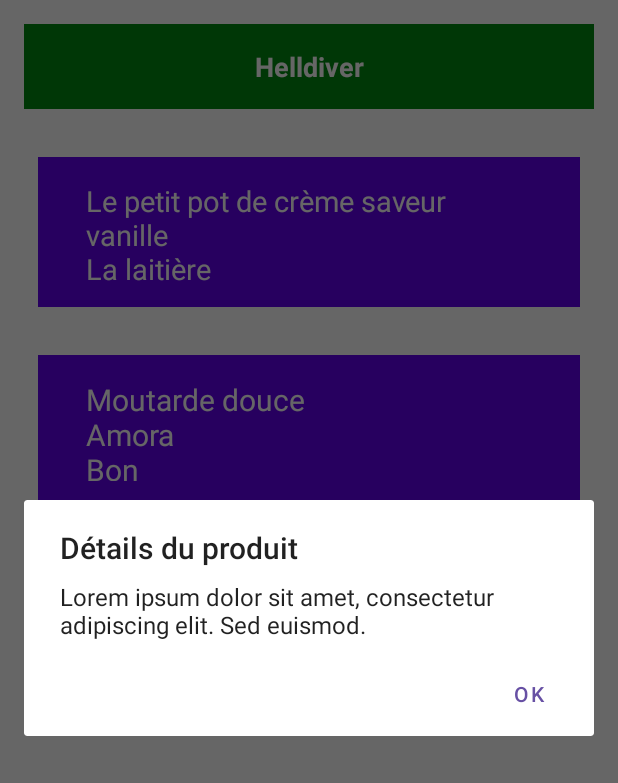
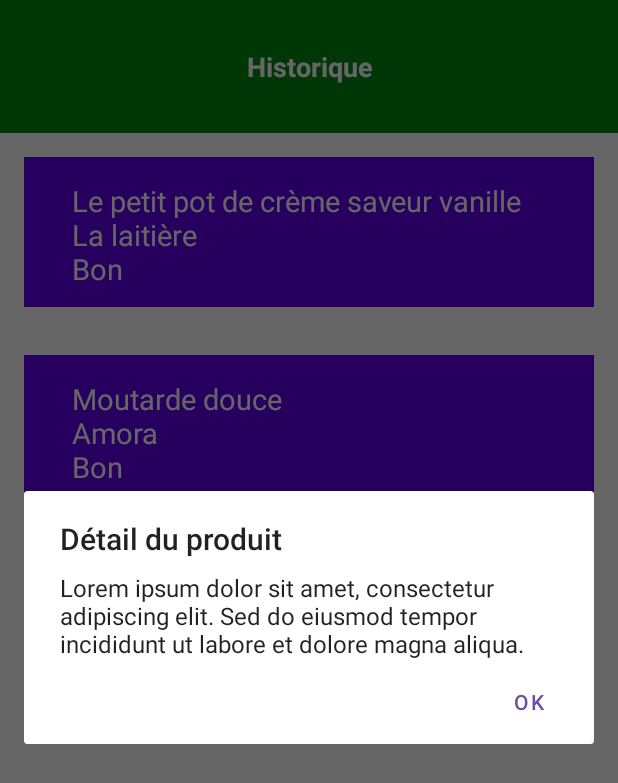
Before and after one commit to SaadaLaura/UpcyclingScore, an Android app: the screen it shows after launch (MainActivity), after a tap on an icon or button, on a phone screen of 412 x 824 dp. Shown: the top 783 px of the screen. Run offline under Robolectric (Android 15) with nearby library versions, the phone set to English and light mode, and no system bars.

Commit message:
Ajout de la suppression + détail produit + cas si la liste des produits est vide

```diff
--- /dev/null
+++ b/app/src/main/java/com/upcycling/ElementProduits.java
@@ -0,0 +1,52 @@
+package com.upcycling;
+
+import android.os.Bundle;
+import androidx.fragment.app.Fragment;
+import android.widget.TextView;
+import android.view.LayoutInflater;
+import android.view.View;
+import android.widget.CheckBox;
+import android.view.ViewGroup;
+
+
+public class ElementProduits extends Fragment {
+
+    private static final String ARG_PROD = "produit";
+
+    private Produits produit;
+
+    public ElementProduits() {
+        // Required empty public constructor
+    }
+
+    public static ElementProduits newInstance(Produits produit) {
+        ElementProduits fragment = new ElementProduits();
+        Bundle args = new Bundle();
+        args.putSerializable(ARG_PROD, produit);
+        fragment.setArguments(args);
+        return fragment;
+    }
+
+    @Override
+    public void onCreate(Bundle savedInstanceState) {
+        super.onCreate(savedInstanceState);
+        if (getArguments() != null) {
+            produit = (Produits) getArguments().getSerializable(ARG_PROD);
+        }
+    }
+
+   @Override
+    public View onCreateView(LayoutInflater inflater, ViewGroup container,
+                             Bundle savedInstanceState) {
+        // Inflate the layout for this fragment
+        View view = inflater.inflate(R.layout.fragment_element_produits, container, false);
+
+        TextView textView = view.findViewById(R.id.produit_text);
+        textView.setText(produit.getNom() + "\n" + produit.getMarque() + "\n" + produit.getScore());
+
+        CheckBox checkBox = view.findViewById(R.id.checkbox);
+
+        return view;
+    }
+
+}
--- a/app/src/main/java/com/upcycling/Historique.java
+++ b/app/src/main/java/com/upcycling/Historique.java
@@ -1,43 +1,76 @@
 package com.upcycling;
 
-import android.app.AlertDialog;
-import android.content.DialogInterface;
 import android.os.Bundle;
 import android.view.LayoutInflater;
 import android.view.View;
 import android.view.ViewGroup;
+import android.widget.Button;
+import androidx.recyclerview.widget.LinearLayoutManager;
+import androidx.recyclerview.widget.RecyclerView;
+import android.app.AlertDialog;
+import java.util.ArrayList;
+import java.util.List;
+import androidx.fragment.app.Fragment;
+import android.view.KeyEvent;
 import android.widget.TextView;
-
-import androidx.fragment.app.Fragment;
 
 public class Historique extends Fragment {
 
-    // ...
-
+    private RecyclerView recyclerView;
+    private ProduitsAdapter adapter;
+    private Button deleteButton;
     @Override
-    public View onCreateView(LayoutInflater inflater, ViewGroup container,
-                             Bundle savedInstanceState) {
+    public View onCreateView(LayoutInflater inflater, ViewGroup container, Bundle savedInstanceState) {
         // Inflate the layout for this fragment
         View view = inflater.inflate(R.layout.fragment_historique, container, false);
-
-        TextView produit1 = view.findViewById(R.id.Produit1);
-        TextView produit2 = view.findViewById(R.id.Produit2);
-        TextView produit3 = view.findViewById(R.id.Produit3);
-
-        View.OnClickListener listener = new View.OnClickListener() {
+        deleteButton = view.findViewById(R.id.delete_button);
+        deleteButton.setOnClickListener(new View.OnClickListener() {
             @Override
             public void onClick(View v) {
                 new AlertDialog.Builder(getContext())
-                        .setTitle("Détails du produit")
-                        .setMessage("Lorem ipsum dolor sit amet, consectetur adipiscing elit. Sed euismod.")
+                        .setTitle("Confirmation")
+                        .setMessage("Ligne supprimé")
                         .setPositiveButton(android.R.string.ok, null)
                         .show();
             }
-        };
+        });
 
-        produit1.setOnClickListener(listener);
-        produit2.setOnClickListener(listener);
-        produit3.setOnClickListener(listener);
+        // Create instances of Produits
+        List<Produits> produitsList = new ArrayList<>();
+
+        produitsList.add(new Produits("Le petit pot de crème saveur vanille", "La laitière", "Bon"));
+        produitsList.add(new Produits("Moutarde douce", "Amora", "Bon"));
+        produitsList.add(new Produits("Eau minérale gazeuse naturelle", "Perrier", "Bon"));
+        // Check if the list is empty
+        TextView emptyListMessage = view.findViewById(R.id.empty_list_message);
+        if (produitsList.isEmpty()) {
+            emptyListMessage.setVisibility(View.VISIBLE);
+        } else {
+            emptyListMessage.setVisibility(View.GONE);
+        }
+
+        // Initialize the RecyclerView and its adapter
+        recyclerView = view.findViewById(R.id.produits_container);
+        adapter = new ProduitsAdapter(produitsList, deleteButton);
+        recyclerView.setLayoutManager(new LinearLayoutManager(getContext()));
+        recyclerView.setAdapter(adapter);
+
+        view.setFocusableInTouchMode(true);
+        view.requestFocus();
+        view.setOnKeyListener(new View.OnKeyListener() {
+            @Override
+            public boolean onKey(View v, int keyCode, KeyEvent event) {
+                if (keyCode == KeyEvent.KEYCODE_BACK && event.getAction() == KeyEvent.ACTION_UP) {
+                    if (deleteButton.getVisibility() == View.VISIBLE) {
+                        // Disable selection mode
+                        deleteButton.setVisibility(View.GONE);
+                        adapter.disableSelection();
+                        return true; // This key event has been handled
+                    }
+                }
+                return false; // This key event has not been handled
+            }
+        });
 
         return view;
     }
--- a/app/src/main/java/com/upcycling/MainActivity.java
+++ b/app/src/main/java/com/upcycling/MainActivity.java
@@ -11,6 +11,7 @@
 import androidx.fragment.app.FragmentTransaction;
 
 public class MainActivity extends AppCompatActivity {
+
 
     @Override
     protected void onCreate(Bundle savedInstanceState) {
--- /dev/null
+++ b/app/src/main/java/com/upcycling/Produits.java
@@ -0,0 +1,37 @@
+package com.upcycling;
+
+
+import java.io.Serializable;
+
+public class Produits implements Serializable {
+    private boolean showCheckBox;
+    private String nom;
+    private String marque;
+    private String score;
+
+    public Produits(String nom, String marque, String score) {
+        this.nom = nom;
+        this.marque = marque;
+        this.score = score;
+    }
+
+    public boolean isShowCheckBox() {
+        return showCheckBox;
+    }
+
+    public void setShowCheckBox(boolean showCheckBox) {
+        this.showCheckBox = showCheckBox;
+    }
+
+    public String getNom() {
+        return nom;
+    }
+
+    public String getMarque() {
+        return marque;
+    }
+
+    public String getScore() {
+        return score;
+    }
+}
--- /dev/null
+++ b/app/src/main/java/com/upcycling/ProduitsAdapter.java
@@ -0,0 +1,94 @@
+package com.upcycling;
+
+import android.view.LayoutInflater;
+import android.view.View;
+import android.view.ViewGroup;
+import android.widget.CheckBox;
+import android.widget.Button;
+import androidx.recyclerview.widget.RecyclerView;
+import android.widget.TextView;
+import java.util.List;
+import android.app.AlertDialog;
+import android.content.DialogInterface;
+
+
+public class ProduitsAdapter extends RecyclerView.Adapter<ProduitsAdapter.ViewHolder> {
+
+    private List<Produits> produitsList;
+    private Button deleteButton;
+
+    public class ViewHolder extends RecyclerView.ViewHolder {
+        public TextView produitText;
+        public CheckBox checkBox;
+
+        public ViewHolder(View view) {
+            super(view);
+            produitText = view.findViewById(R.id.produit_text);
+            checkBox = view.findViewById(R.id.checkbox);
+        }
+    }
+
+    public ProduitsAdapter(List<Produits> produitsList, Button deleteButton) {
+        this.produitsList = produitsList;
+        this.deleteButton = deleteButton;
+    }
+
+    @Override
+    public ViewHolder onCreateViewHolder(ViewGroup parent, int viewType) {
+        View itemView = LayoutInflater.from(parent.getContext())
+                .inflate(R.layout.fragment_element_produits, parent, false);
+
+        return new ViewHolder(itemView);
+    }
+
+   @Override
+    public void onBindViewHolder(ViewHolder holder, int position) {
+        Produits produit = produitsList.get(position);
+        holder.produitText.setText(produit.getNom() + "\n" + produit.getMarque() + "\n" + produit.getScore());
+
+        // Set the visibility of the CheckBox based on the showCheckBox field of the product
+        holder.checkBox.setVisibility(produit.isShowCheckBox() ? View.VISIBLE : View.GONE);
+
+        // Set an OnClickListener on the TextView
+        holder.produitText.setOnClickListener(new View.OnClickListener() {
+            @Override
+            public void onClick(View v) {
+                // Display product details
+                AlertDialog.Builder builder = new AlertDialog.Builder(v.getContext());
+                builder.setTitle("Détail du produit");
+                builder.setMessage("Lorem ipsum dolor sit amet, consectetur adipiscing elit. Sed do eiusmod tempor incididunt ut labore et dolore magna aliqua.");
+                builder.setPositiveButton("OK", null);
+                AlertDialog dialog = builder.create();
+                dialog.show();
+            }
+        });
+
+        // Set an OnLongClickListener on the TextView
+        holder.produitText.setOnLongClickListener(new View.OnLongClickListener() {
+            @Override
+            public boolean onLongClick(View v) {
+                // Set the showCheckBox field to true for all products
+                for (Produits p : produitsList) {
+                    p.setShowCheckBox(true);
+                }
+
+                // Notify the adapter that the data has changed
+                notifyDataSetChanged();
+
+                // Make the delete button visible
+                deleteButton.setVisibility(View.VISIBLE);
+                return true;
+            }
+        });
+    }
+    public void disableSelection() {
+        for (Produits produit : produitsList) {
+            produit.setShowCheckBox(false);
+        }
+        notifyDataSetChanged();
+    }
+    @Override
+    public int getItemCount() {
+        return produitsList.size();
+    }
+}
--- /dev/null
+++ b/app/src/main/res/layout/fragment_element_produits.xml
@@ -0,0 +1,27 @@
+<LinearLayout xmlns:android="http://schemas.android.com/apk/res/android"
+    xmlns:tools="http://schemas.android.com/tools"
+    android:layout_width="match_parent"
+    android:layout_height="wrap_content"
+    android:orientation="horizontal"
+    tools:context=".ElementProduits">
+
+    <CheckBox
+        android:id="@+id/checkbox"
+        android:layout_width="wrap_content"
+        android:layout_height="wrap_content"
+        android:visibility="gone" />
+
+    <TextView
+        android:id="@+id/produit_text"
+        android:layout_width="0dp"
+        android:layout_height="100dp"
+        android:layout_weight="1"
+        android:layout_margin="16dp"
+        android:paddingVertical="16dp"
+        android:paddingHorizontal="32dp"
+        android:textSize="19sp"
+        android:textColor="@color/white"
+        android:background="#6200EE"
+        android:clickable="true" />
+
+</LinearLayout>
--- a/app/src/main/res/layout/fragment_historique.xml
+++ b/app/src/main/res/layout/fragment_historique.xml
@@ -8,66 +8,56 @@
     android:background="@color/white"
     android:gravity="center_horizontal">
 
+    <RelativeLayout
+        android:layout_width="match_parent"
+        android:layout_height="wrap_content"
+        android:background="#008910">
+
         <TextView
             android:id="@+id/bandeau"
-        android:layout_width="match_parent"
+            android:layout_width="wrap_content"
             android:layout_height="wrap_content"
+            android:layout_centerInParent="true"
             android:layout_margin="16dp"
             android:padding="16dp"
-        android:background="#008910"
             android:gravity="center"
             android:textColor="@color/white"
             android:textSize="18sp"
             android:textStyle="bold"
-        android:text="Helldiver" />
+            android:text="Historique" />
+
+        <Button
+            android:id="@+id/delete_button"
+            android:layout_width="wrap_content"
+            android:layout_height="wrap_content"
+            android:text="Supprimer"
+            android:background="@android:color/transparent"
+            android:layout_alignParentRight="true"
+            android:layout_centerVertical="true"
+            android:visibility="gone" />
+    </RelativeLayout>
 
     <TextView
-        android:id="@+id/Produit1"
-        android:layout_width="361dp"
-        android:layout_height="100dp"
-        android:layout_margin="16dp"
-        android:paddingVertical="16dp"
-        android:paddingHorizontal="32dp"
-        android:textSize="19sp"
-        android:textColor="@color/white"
-        android:background="#6200EE"
-        android:clickable="false"
-        android:text="Le petit pot de crème saveur vanille\nLa laitière\nBon" />
+    android:id="@+id/empty_list_message"
+    android:layout_width="match_parent"
+    android:layout_height="0dp"
+    android:layout_weight="1"
+    android:text="Veuillez scanner le code barre d'un produit pour commencer"
+    android:gravity="center"
+    android:layout_gravity="center"
+    android:visibility="gone"/>
 
-    <TextView
-        android:id="@+id/Produit2"
-        android:layout_width="361dp"
-        android:layout_height="100dp"
-        android:layout_margin="16dp"
-        android:background="#6200EE"
-        android:clickable="false"
-        android:paddingHorizontal="32dp"
-        android:paddingVertical="16dp"
-        android:text="Moutarde douce\nAmora\nBon"
-        android:textColor="@color/white"
-        android:textSize="20sp" />
-
-    <TextView
-        android:id="@+id/Produit3"
-        android:layout_width="361dp"
-        android:layout_height="100dp"
-        android:layout_margin="16dp"
-        android:background="#6200EE"
-        android:clickable="false"
-        android:paddingHorizontal="32dp"
-        android:paddingVertical="16dp"
-        android:text="Eau minérale gazeuse naturelle\nPerrier\nBon"
-        android:textColor="@color/white"
-        android:textSize="20sp" />
-
-
-
+   <androidx.recyclerview.widget.RecyclerView
+    android:id="@+id/produits_container"
+    android:layout_width="match_parent"
+    android:layout_height="0dp"
+    android:layout_weight="1"
+    android:scrollbars="vertical" />
     <LinearLayout
         android:layout_width="match_parent"
         android:layout_height="40dp"
         android:orientation="horizontal"
         android:gravity="center">
-
     </LinearLayout>
 
 </LinearLayout>
--- a/app/src/main/res/values/colors.xml
+++ b/app/src/main/res/values/colors.xml
@@ -2,4 +2,5 @@
 <resources>
     <color name="black">#FF000000</color>
     <color name="white">#FFFFFFFF</color>
+    <color name="red">#FFFF0000</color>
 </resources>
```
Also changed, not shown: 1 other file. Lines whose indentation alone changed are shown as unchanged.
